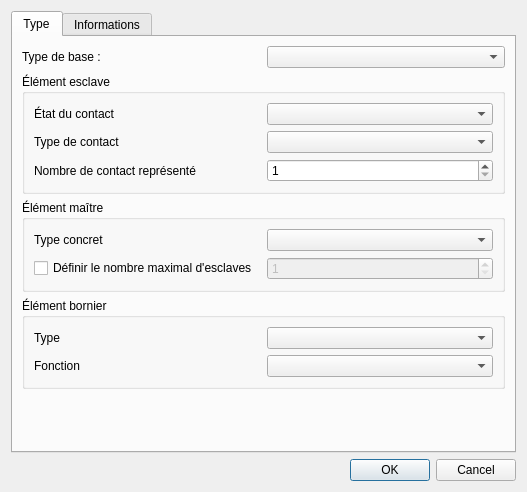
Before: the Qt Designer form sources/editor/ui/elementpropertieseditorwidget.ui in qelectrotech/qelectrotech-source-mirror, drawn with Qt 5.
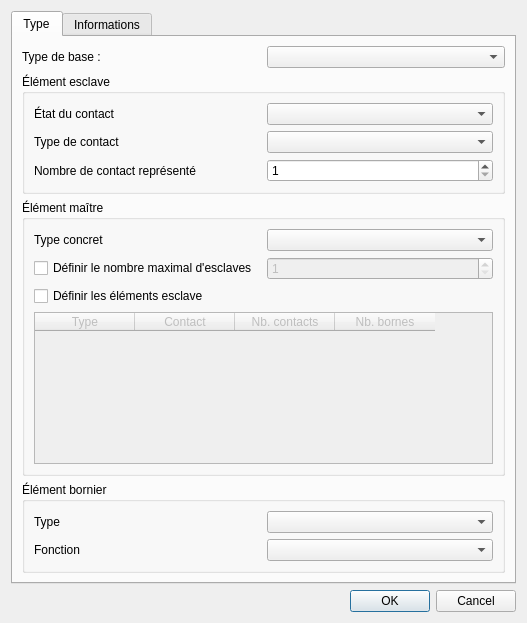
After: the same form once the commit is applied.

```diff
--- a/sources/editor/ui/elementpropertieseditorwidget.ui
+++ b/sources/editor/ui/elementpropertieseditorwidget.ui
@@ -121,6 +121,55 @@
             </property>
            </widget>
           </item>
+          <item row="2" column="0">
+           <widget class="QCheckBox" name="m_slave_groups_checkbox">
+            <property name="text">
+             <string>Définir les éléments esclave</string>
+            </property>
+           </widget>
+          </item>
+          <item row="3" column="0" colspan="2">
+           <widget class="QTableWidget" name="m_slave_groups_table">
+            <property name="enabled">
+             <bool>false</bool>
+            </property>
+            <property name="minimumSize">
+             <size>
+              <width>0</width>
+              <height>150</height>
+             </size>
+            </property>
+            <property name="selectionMode">
+             <enum>QAbstractItemView::SingleSelection</enum>
+            </property>
+            <property name="selectionBehavior">
+             <enum>QAbstractItemView::SelectRows</enum>
+            </property>
+            <property name="columnCount">
+             <number>4</number>
+            </property>
+            <column>
+             <property name="text">
+              <string>Type</string>
+             </property>
+            </column>
+            <column>
+             <property name="text">
+              <string>Contact</string>
+             </property>
+            </column>
+            <column>
+             <property name="text">
+              <string>Nb. contacts</string>
+             </property>
+            </column>
+            <column>
+             <property name="text">
+              <string>Nb. bornes</string>
+             </property>
+            </column>
+           </widget>
+          </item>
          </layout>
         </widget>
        </item>
```
Lines whose indentation alone changed are shown as unchanged.
